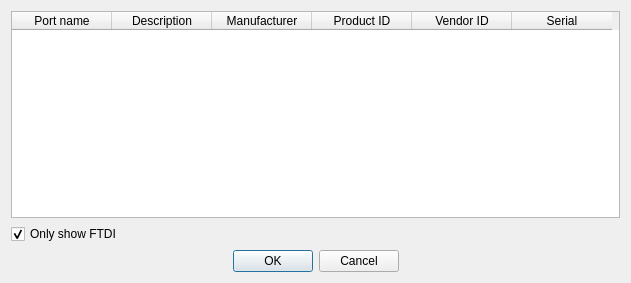
Before: the Qt Designer form source/portwindow.ui in droggen/bs2mgr, drawn with Qt 5.
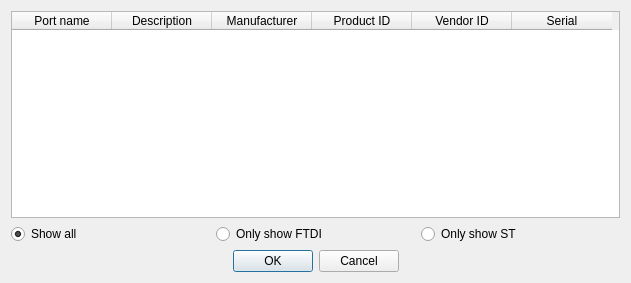
After: the same form once the commit is applied.

What changed in the file:
```diff
--- a/source/portwindow.ui
+++ b/source/portwindow.ui
@@ -58,14 +58,32 @@
     </widget>
    </item>
    <item>
-    <widget class="QCheckBox" name="uicbFTDIOnly">
+    <layout class="QHBoxLayout" name="horizontalLayout">
+     <item>
+      <widget class="QRadioButton" name="uirbShowAll">
      <property name="text">
-      <string>Only show FTDI</string>
+        <string>Show all</string>
      </property>
      <property name="checked">
       <bool>true</bool>
      </property>
     </widget>
+     </item>
+     <item>
+      <widget class="QRadioButton" name="uirbShowFTDI">
+       <property name="text">
+        <string>Only show FTDI</string>
+       </property>
+      </widget>
+     </item>
+     <item>
+      <widget class="QRadioButton" name="uirbShowST">
+       <property name="text">
+        <string>Only show ST</string>
+       </property>
+      </widget>
+     </item>
+    </layout>
    </item>
    <item>
     <widget class="QDialogButtonBox" name="buttonBox">
```
Lines whose indentation alone changed are shown as unchanged.
